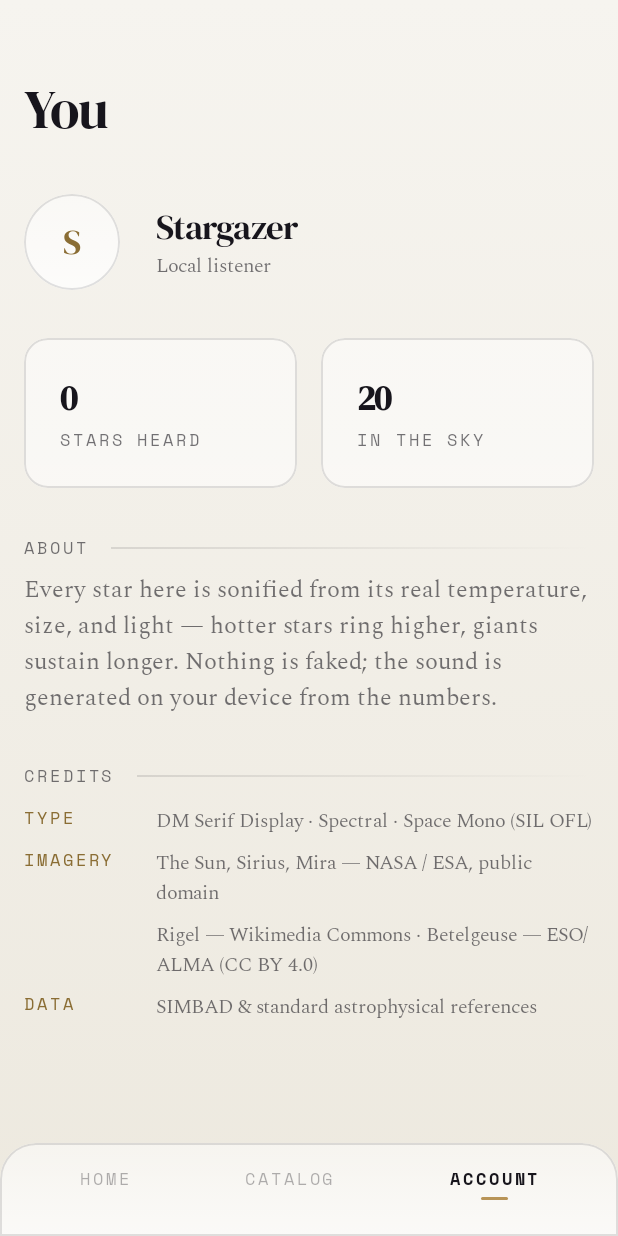
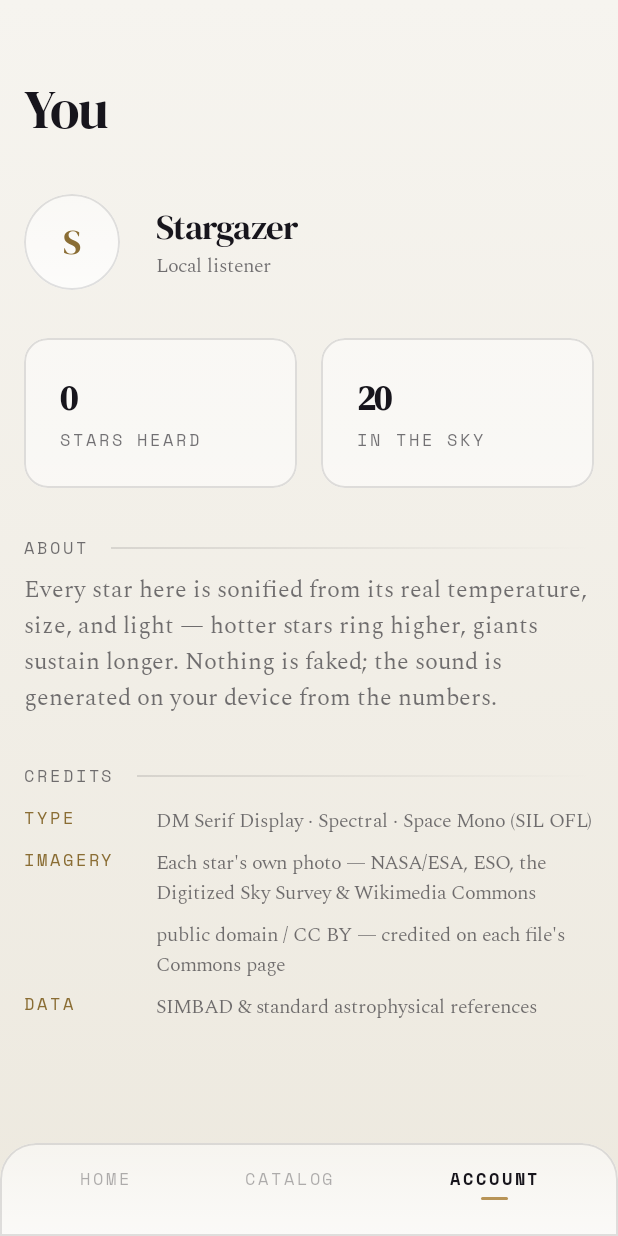
Before and after one commit to mtorikoe/KotlineMultiplatformContest2026, an Android app built with Jetpack Compose: the screen it shows after launch (MainActivity), after a tap on "ACCOUNT", on a phone screen of 412 x 824 dp. Run offline under Robolectric (Android 15) with nearby library versions, the phone set to English and light mode, and no system bars; our stand-ins replace Compose Multiplatform resources.

Commit message:
Use each star's real photo instead of a by-class image (#3)
Maps 16 of the 20 catalogue stars to their own actual image — NASA/ESA
(Sun, Sirius, Fomalhaut), ESO (Betelgeuse/ALMA, Antares VLTI surface), the
Digitized Sky Survey (Spica, Bellatrix, Regulus, Achernar, Deneb) and
Wikimedia Commons astrophotographers (Rigel, Vega, Polaris, Aldebaran,
Canopus, Procyon). Capella, Pollux, Arcturus and Altair have no clean real
photo on hand, so they fall back to a real star image of the same colour
class rather than ship a wrong or watermarked picture. Credits updated.

Co-authored-by: Claude Opus 4.8 <noreply@anthropic.com>

```diff
--- a/shared/src/commonMain/kotlin/org/example/project/ui/AccountScreen.kt
+++ b/shared/src/commonMain/kotlin/org/example/project/ui/AccountScreen.kt
@@ -64,8 +64,8 @@ fun AccountScreen(
 
         SectionHeader("Credits")
         CreditLine("Type", "DM Serif Display · Spectral · Space Mono (SIL OFL)")
-        CreditLine("Imagery", "The Sun, Sirius, Mira — NASA / ESA, public domain")
-        CreditLine("", "Rigel — Wikimedia Commons · Betelgeuse — ESO/ALMA (CC BY 4.0)")
+        CreditLine("Imagery", "Each star's own photo — NASA/ESA, ESO, the Digitized Sky Survey & Wikimedia Commons")
+        CreditLine("", "public domain / CC BY — credited on each file's Commons page")
         CreditLine("Data", "SIMBAD & standard astrophysical references")
 
         Spacer(Modifier.height(SpaceXxl))
```
Also changed, not shown: shared/src/commonMain/kotlin/org/example/project/ui/StarImages.kt (+46 -13 lines), shared/src/commonMain/composeResources/drawable/star_achernar.png (added), shared/src/commonMain/composeResources/drawable/star_aldebaran.jpg (added), shared/src/commonMain/composeResources/drawable/star_antares.jpg (added), shared/src/commonMain/composeResources/drawable/star_bellatrix.png (added), shared/src/commonMain/composeResources/drawable/star_canopus.jpg (added), shared/src/commonMain/composeResources/drawable/star_deneb.png (added), shared/src/commonMain/composeResources/drawable/star_fomalhaut.jpg (added), shared/src/commonMain/composeResources/drawable/star_orange.jpg (deleted), shared/src/commonMain/composeResources/drawable/star_polaris.jpg (added), shared/src/commonMain/composeResources/drawable/star_procyon.jpg (added), shared/src/commonMain/composeResources/drawable/star_regulus.png (added), shared/src/commonMain/composeResources/drawable/star_spica.png (added), shared/src/commonMain/composeResources/drawable/star_vega.jpg (added).
